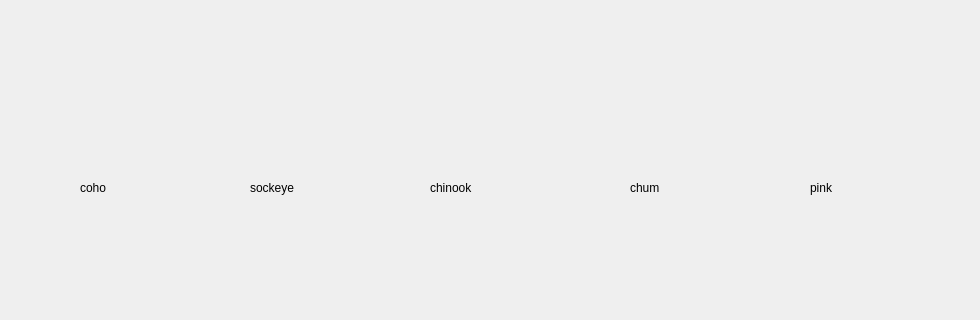
The window that gamescene.ui (mtthwm/Educational-App) describes before a commit, drawn with Qt 5; both pictures show x 0 to 980 and y 82 to 402 of the 980 by 510 pixel window.
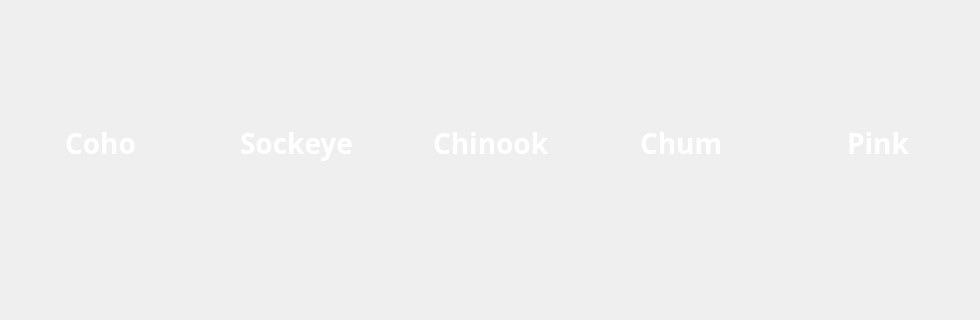
The same window after the commit. Custom widgets are drawn as their Qt base class.

Commit message: added better labels for fish boxes

```diff
--- a/gamescene.ui
+++ b/gamescene.ui
@@ -26,66 +26,24 @@
   <widget class="QLabel" name="label">
    <property name="geometry">
     <rect>
-     <x>80</x>
-     <y>260</y>
-     <width>63</width>
-     <height>20</height>
+     <x>65</x>
+     <y>205</y>
+     <width>100</width>
+     <height>40</height>
     </rect>
    </property>
-   <property name="text">
-    <string>coho</string>
+   <property name="font">
+    <font>
+     <family>Rockwell Extra Bold</family>
+     <pointsize>21</pointsize>
+     <bold>true</bold>
+    </font>
    </property>
-  </widget>
-  <widget class="QLabel" name="label_2">
-   <property name="geometry">
-    <rect>
-     <x>250</x>
-     <y>260</y>
-     <width>63</width>
-     <height>20</height>
-    </rect>
+   <property name="styleSheet">
+    <string notr="true">font-weight: bold; color: white		</string>
    </property>
    <property name="text">
-    <string>sockeye</string>
-   </property>
-  </widget>
-  <widget class="QLabel" name="label_3">
-   <property name="geometry">
-    <rect>
-     <x>430</x>
-     <y>260</y>
-     <width>63</width>
-     <height>20</height>
-    </rect>
-   </property>
-   <property name="text">
-    <string>chinook</string>
-   </property>
-  </widget>
-  <widget class="QLabel" name="label_4">
-   <property name="geometry">
-    <rect>
-     <x>630</x>
-     <y>260</y>
-     <width>63</width>
-     <height>20</height>
-    </rect>
-   </property>
-   <property name="text">
-    <string>chum</string>
-   </property>
-  </widget>
-  <widget class="QLabel" name="label_5">
-   <property name="geometry">
-    <rect>
-     <x>810</x>
-     <y>260</y>
-     <width>63</width>
-     <height>20</height>
-    </rect>
-   </property>
-   <property name="text">
-    <string>pink</string>
+    <string>Coho</string>
    </property>
   </widget>
   <widget class="QPushButton" name="exitButton">
@@ -101,6 +59,98 @@
     <string>Exit</string>
    </property>
   </widget>
+  <widget class="QLabel" name="label_2">
+   <property name="geometry">
+    <rect>
+     <x>240</x>
+     <y>205</y>
+     <width>161</width>
+     <height>40</height>
+    </rect>
+   </property>
+   <property name="font">
+    <font>
+     <family>Rockwell Extra Bold</family>
+     <pointsize>21</pointsize>
+     <bold>true</bold>
+    </font>
+   </property>
+   <property name="styleSheet">
+    <string notr="true">font-weight: bold; color: white		</string>
+   </property>
+   <property name="text">
+    <string>Sockeye</string>
+   </property>
+  </widget>
+  <widget class="QLabel" name="label_3">
+   <property name="geometry">
+    <rect>
+     <x>433</x>
+     <y>205</y>
+     <width>171</width>
+     <height>40</height>
+    </rect>
+   </property>
+   <property name="font">
+    <font>
+     <family>Rockwell Extra Bold</family>
+     <pointsize>21</pointsize>
+     <bold>true</bold>
+    </font>
+   </property>
+   <property name="styleSheet">
+    <string notr="true">font-weight: bold; color: white		</string>
+   </property>
+   <property name="text">
+    <string>Chinook</string>
+   </property>
+  </widget>
+  <widget class="QLabel" name="label_4">
+   <property name="geometry">
+    <rect>
+     <x>640</x>
+     <y>205</y>
+     <width>161</width>
+     <height>40</height>
+    </rect>
+   </property>
+   <property name="font">
+    <font>
+     <family>Rockwell Extra Bold</family>
+     <pointsize>21</pointsize>
+     <bold>true</bold>
+    </font>
+   </property>
+   <property name="styleSheet">
+    <string notr="true">font-weight: bold; color: white		</string>
+   </property>
+   <property name="text">
+    <string>Chum</string>
+   </property>
+  </widget>
+  <widget class="QLabel" name="label_5">
+   <property name="geometry">
+    <rect>
+     <x>847</x>
+     <y>205</y>
+     <width>100</width>
+     <height>40</height>
+    </rect>
+   </property>
+   <property name="font">
+    <font>
+     <family>Rockwell Extra Bold</family>
+     <pointsize>21</pointsize>
+     <bold>true</bold>
+    </font>
+   </property>
+   <property name="styleSheet">
+    <string notr="true">font-weight: bold; color: white		</string>
+   </property>
+   <property name="text">
+    <string>Pink</string>
+   </property>
+  </widget>
  </widget>
  <customwidgets>
   <customwidget>
```
The commit also changes 1 other file.
